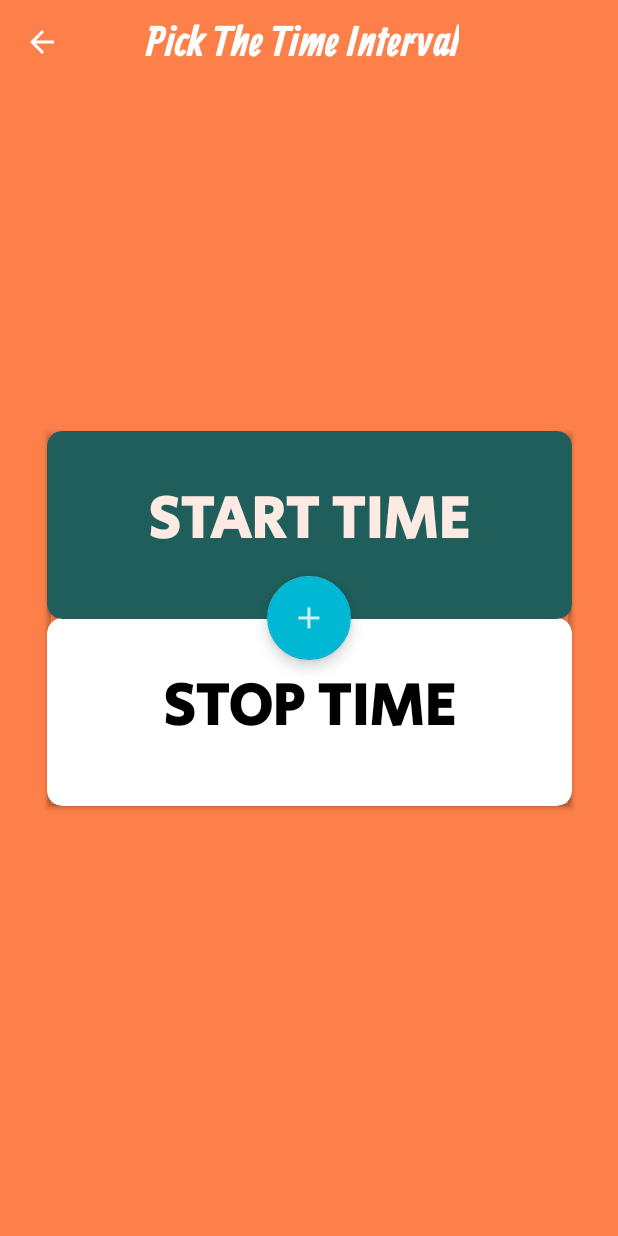
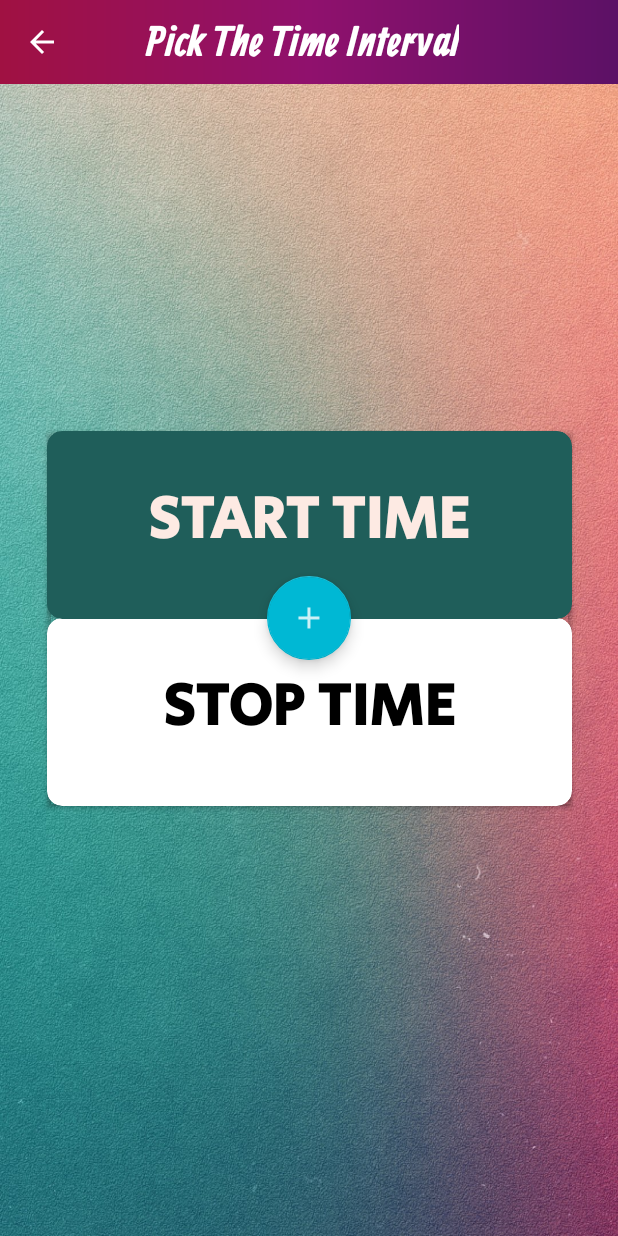
Before and after one commit to ahuhs/miniproject2017, an Android app: the Timepic_Activity screen opened directly, with no data from a screen before it, on a phone screen of 412 x 824 dp. Run offline under Robolectric (Android 15) with nearby library versions, the phone set to English and light mode, and no system bars; our stand-ins replace Firebase (no records; nobody signed in at launch, a user with empty details on screens opened directly); 2 statements that could not run were skipped.

Commit message:
Some Ui Changes

```diff
--- a/app/src/main/res/drawable/ic_notifications_none_black_24dp.xml
+++ b/app/src/main/res/drawable/ic_notifications_none_black_24dp.xml
@@ -4,6 +4,6 @@
         android:viewportWidth="24.0"
         android:viewportHeight="24.0">
     <path
-        android:fillColor="#91000000"
+        android:fillColor="#f0fcfcfc"
         android:pathData="M12,22c1.1,0 2,-0.9 2,-2h-4c0,1.1 0.9,2 2,2zM18,16v-5c0,-3.07 -1.63,-5.64 -4.5,-6.32L13.5,4c0,-0.83 -0.67,-1.5 -1.5,-1.5s-1.5,0.67 -1.5,1.5v0.68C7.64,5.36 6,7.92 6,11v5l-2,2v1h16v-1l-2,-2zM16,17L8,17v-6c0,-2.48 1.51,-4.5 4,-4.5s4,2.02 4,4.5v6z"/>
 </vector>
--- a/app/src/main/res/layout/activity_timepic_.xml
+++ b/app/src/main/res/layout/activity_timepic_.xml
@@ -5,7 +5,7 @@
     xmlns:card_view="http://schemas.android.com/apk/res-auto"
     android:layout_width="match_parent"
     android:layout_height="match_parent"
-    android:background="@color/colorPrimary">
+    android:background="@drawable/test_back">
 
     <LinearLayout
         android:layout_width="match_parent"
--- a/app/src/main/res/layout/fragment_map.xml
+++ b/app/src/main/res/layout/fragment_map.xml
@@ -4,7 +4,7 @@
     android:layout_width="match_parent"
     android:layout_height="match_parent"
     tools:context="com.a4dotsinc.profilo.MapFrag"
-    android:background="@color/backgnd">
+    android:background="#00ffffff">
 
     <android.support.v7.widget.RecyclerView
         android:layout_width="match_parent"
@@ -12,6 +12,7 @@
         android:id="@+id/maprecycler"
         android:orientation="horizontal"
         android:layout_marginBottom="55dp"
-        android:background="#fff"/>
+        android:layout_marginTop="55dp"
+        android:background="#00ffffff"/>
 
 </FrameLayout>
--- a/app/src/main/res/layout/fragment_timer.xml
+++ b/app/src/main/res/layout/fragment_timer.xml
@@ -2,7 +2,7 @@
     xmlns:tools="http://schemas.android.com/tools"
     android:layout_width="match_parent"
     android:layout_height="match_parent"
-    android:background="@color/backgnd"
+    android:background="#00ffffff"
     tools:context="com.a4dotsinc.profilo.TimerFrag">
 
 
@@ -10,6 +10,7 @@
         android:layout_width="match_parent"
         android:layout_height="match_parent"
         android:id="@+id/timerecycler"
+        android:layout_marginTop="55dp"
         android:layout_marginBottom="55dp"
-        android:background="#fff"/>
+        android:background="#00ffffff"/>
 </FrameLayout>
--- a/app/src/main/res/layout/map_selection_pop_up.xml
+++ b/app/src/main/res/layout/map_selection_pop_up.xml
@@ -37,7 +37,7 @@
         android:id="@+id/map_name"
         android:layout_width="match_parent"
         android:layout_height="50dp"
-        android:textColor="#fff"
+        android:textColor="#000000"
         android:layout_alignParentStart="true"
         android:layout_below="@+id/pop_map_img"
         android:hint="Name Of Place"
@@ -48,7 +48,7 @@
         android:id="@+id/map_radius"
         android:layout_width="match_parent"
         android:layout_height="50dp"
-        android:textColor="#fff"
+        android:textColor="#000"
         android:hint="Raduis Of Activity"
         android:layout_alignParentStart="true"
         android:layout_below="@+id/map_name"
--- a/app/src/main/res/layout/tool_bar.xml
+++ b/app/src/main/res/layout/tool_bar.xml
@@ -16,7 +16,6 @@
         android:fontFamily="@font/ranga_rold"
         android:layout_gravity="center"
         android:textColor="#fff"
-        android:shadowColor="#ff6cc450"
         android:shadowRadius="5"
         android:shadowDy="5"
         android:textSize="33dp"
--- a/app/src/main/res/layout/tool_bar_time_pick.xml
+++ b/app/src/main/res/layout/tool_bar_time_pick.xml
@@ -5,7 +5,7 @@
     android:id="@+id/toolBar"
     android:layout_width="match_parent"
     android:layout_height="wrap_content"
-    android:background="?attr/colorPrimary"
+    android:background="@drawable/notification_toolbar"
     android:fitsSystemWindows="true"
     android:minHeight="?attr/actionBarSize"
     app:theme="@style/AppTheme">
@@ -14,7 +14,7 @@
         android:id="@+id/back"
         android:layout_width="wrap_content"
         android:layout_height="wrap_content"
-        android:background="@color/colorPrimary"
+        android:background="#00ffffff"
         android:src="@drawable/ic_arrow_back_black_24dp" />
 
     <TextView
--- a/app/src/main/res/values/colors.xml
+++ b/app/src/main/res/values/colors.xml
@@ -1,6 +1,7 @@
 <?xml version="1.0" encoding="utf-8"?>
 <resources>
-    <color name="colorPrimary">#fd804a</color>
+    <color name="colorPrimary1">#fd804a</color>
+    <color name="colorPrimary">#ff272727</color>
     <color name="colorPrimaryDark">#1895a6b6</color>
     <color name="colorAccent">#00b8d4</color>
     <color name="backgnd">#fdeae3</color>
```
Also changed, not shown: app/src/main/res/layout/activity_main.xml (+13 -15 lines), app/src/main/res/layout/timer_card_list.xml (+4 -4 lines), app/src/main/res/layout/welcome_frag.xml (+12 -8 lines), app/src/main/res/drawable-nodpi/test_back.jpg (added), app/src/main/res/drawable-nodpi/test_back1.jpg (added), app/src/main/res/font/fugazone_regular.ttf (added), 1 other file.
